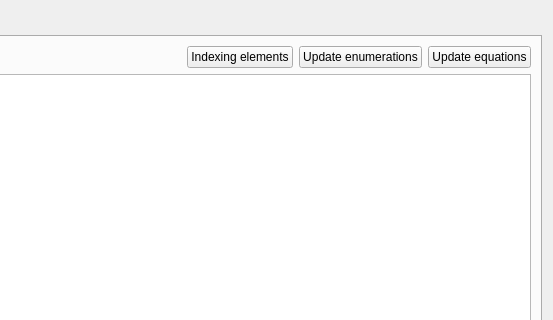
This is repo/ui/info.ui in GS90/addFC as Qt 5 draws it before an edit; both pictures show x 447 to 1000 and y 0 to 320 of the 1000 by 700 pixel window. The edited form follows.
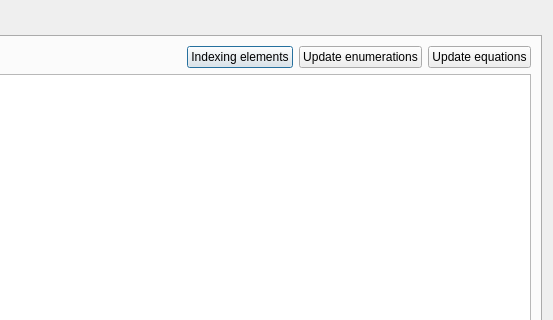
This is the edited form.

The edit to the form file:
```diff
--- a/repo/ui/info.ui
+++ b/repo/ui/info.ui
@@ -2,7 +2,7 @@
 <ui version="4.0">
  <author>Golodnikov Sergey</author>
  <class>Form</class>
- <widget class="QWidget" name="Form">
+ <widget class="QDialog" name="Form">
   <property name="geometry">
    <rect>
     <x>0</x>
```
